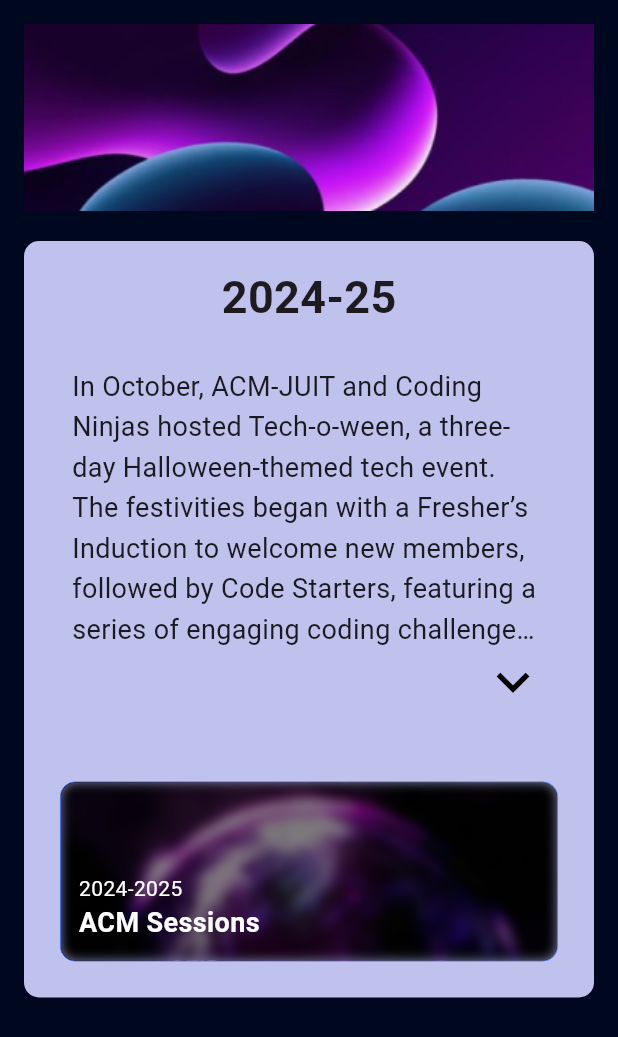
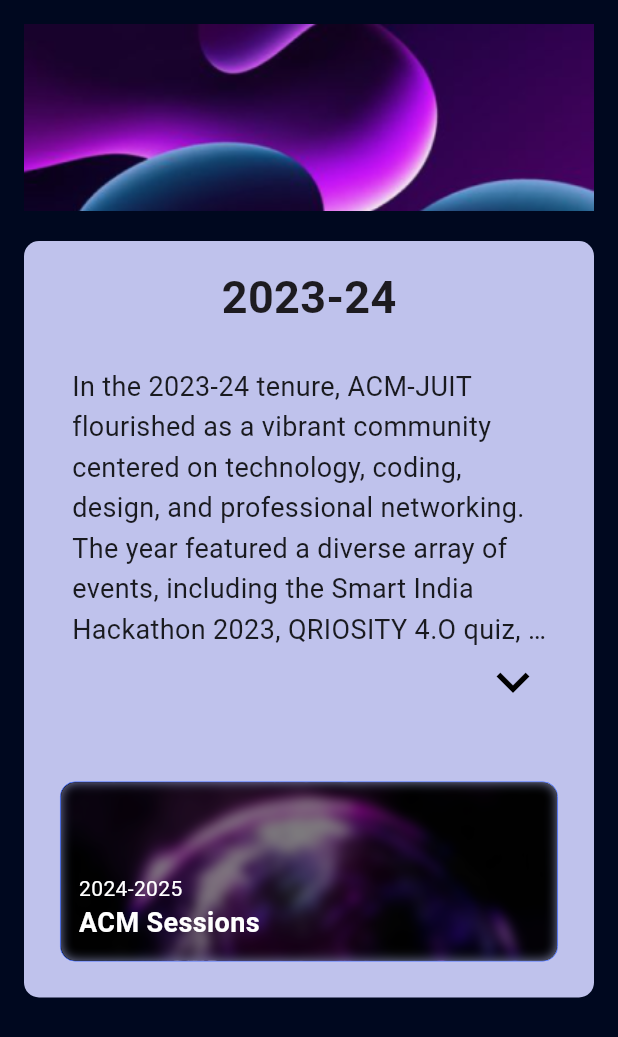
Before and after one commit to ACM-JUIT/Omnia-Frontend, a Flutter app: the ACM screen opened directly, after a tap on "Tenure", on a phone screen of 412 x 824 dp. Shown: the top 1037 px of the screen. Run offline on Flutter 3.47's test engine with Material 3 defaults, Android fonts, the phone set to English and light mode, and no system bars; our stand-ins replace cloud_firestore, dots_indicator, elegant_notification, firebase_auth, firebase_core, firebase_storage and 2 more; accounts and stored records are empty.

Commit message:
desc updated

```diff
--- a/lib/cardvalues.dart
+++ b/lib/cardvalues.dart
@@ -29,8 +29,8 @@ List<String> homeImagesList = [
 ];
 
 List<String> eventsDescription = [
-  "Hache, organized by JUIT, is the ultimate cybersecurity showdown where digital defenders come together to test their mettle, showcasing their skills and knowledge. It's a vibrant platform where students and professionals dive into the challenges of the digital age, participating in competitions, workshops, and expert talks. Hache is the hub for cybersecurity enthusiasts to learn, collaborate, and",
-  "Qriosity is a CTF (Capture the Flag) event where participants will be given a set of challenges to solve. The challenges will be based on various domains of Cyber Security like Web Exploitation, Cryptography, Forensics, etc. The participants will be given a flag for each challenge they solve. The participant with the maximum number of flags will be declared as the winner.",
+  "The Smart India Hackathon (SIH) Internal Round, organized by ACM-JUIT, took place on September 23-24, 2023. Teams of students collaborated to solve real-world problems through innovative tech solutions. Participants received guidance from mentors and engaged in intense coding sessions. On the final day, teams presented their projects to a panel of judges, showcasing their problem-solving skills and creativity. The top teams were recognized and awarded for their exceptional contributions. This event provided valuable experience and fostered a spirit of innovation and collaboration among students.",
+  "QRIOSITY 4.0, hosted by ACM-JUIT on 17th February 2024, was a stimulating quiz event featuring questions on tech, non-tech, and startup topics. Participants competed individually, showcasing their knowledge and quick thinking. The event concluded with the top performers receiving recognition and awards.",
   "Inside-Out is a UI/UX event where participants will be given a set of challenges to solve. The challenges will be based on various domains of UI/UX like Web Designing, App Designing, etc. The participants will be given a flag for each challenge they solve. The participant with the maximum number of flags will be declared as the winner.",
   "In October, ACM-JUIT and Coding Ninjas hosted Tech-o-ween, a three-day Halloween-themed tech event. The festivities began with a Fresher’s Induction to welcome new members, followed by Code Starters, featuring a series of engaging coding challenges. The event concluded with the Domain of Secrets, an outdoor adventure set in Mughal Gardens that combined problem-solving with a thrilling atmosphere. Participants competed for rewards worth over 3k+, making Tech-o-ween a memorable blend of technology and Halloween fun.",
 ];
@@ -85,7 +85,7 @@ const acmLogo = "assets/acmlogo.png";
 
 const acmDescription = "What is ACM? Acm student chapter waknaghat comprises of several teams which help the student grow and learn of their interests and where they can excel.";
 List<String> acmHeadings = [
-  "2024-25",
+  "2023-24",
 ];
 
 List<String> acmSubheadings = [
@@ -98,7 +98,7 @@ List<String> tenureImages = [
 ];
 
 List<String> tenureDescription = [
-  "In October, ACM-JUIT and Coding Ninjas hosted Tech-o-ween, a three-day Halloween-themed tech event. The festivities began with a Fresher’s Induction to welcome new members, followed by Code Starters, featuring a series of engaging coding challenges. The event concluded with the Domain of Secrets, an outdoor adventure set in Mughal Gardens that combined problem-solving with a thrilling atmosphere. Participants competed for rewards worth over 3k+, making Tech-o-ween a memorable blend of technology and Halloween fun." ,
+  "In the 2023-24 tenure, ACM-JUIT flourished as a vibrant community centered on technology, coding, design, and professional networking. The year featured a diverse array of events, including the Smart India Hackathon 2023, QRIOSITY 4.O quiz, and workshops on fintech, web development, and AI/ML. The community focused on enhancing both technical and non-technical skills through well-organized sessions and interactive events. With strong emphasis on member engagement and networking, ACM-JUIT successfully provided valuable learning experiences and industry connections, contributing to the growth and enrichment of its members." ,
 ];
 
 
@@ -148,8 +148,8 @@ List<String> sessionDescription = [
   "On 4th April at 10:00 AM, we hosted BlockBlaze, a captivating session on blockchain and web3, featuring Samarth Saxena from Shardeum. Participants immersed themselves in the world of blockchain technology, gaining insights into its applications and future potentials.Samarth Saxena provided valuable expertise, discussing key concepts such as decentralized networks, smart contracts, and the impact of blockchain on various industries. Attendees had the opportunity to ask questions and engage in thought-provoking discussions, enhancing their understanding of this transformative technology.",
   "ACM-JUIT organized an engaging two-day session on 25th and 26th April, combining competition and learning opportunities for participants.On the first day, industry experts Ms. Vania Islam and Mr. Ashish Rajput from Tartan conducted an insightful workshop. They shared valuable knowledge on emerging technologies and practical applications, enriching participants' understanding and preparing them for future challenges in the tech industry.The second day featured a spirited competition where students tackled assigned projects to showcase their technical skills. These projects were judged by UI/UX experts who provided valuable feedback on the participants' work. Prizes worth up to 2K added excitement to the event, motivating participants to excel.",
   "ACM-JUIT hosted a transformative 3-day session from 30th April to 2nd May, focusing on AI/ML and Data Science in CR6. Each night, starting at 9:30 PM, attendees immersed themselves in workshops and discussions led by industry experts. The sessions covered essential topics in artificial intelligence, machine learning, and data science, from foundational concepts to advanced applications.Participants engaged in hands-on exercises, applying theoretical knowledge to real-world scenarios. Expert speakers shared insights into the latest trends, practical challenges, and future directions of AI/ML, sparking stimulating discussions among attendees. The late-night sessions in CR6 provided a conducive environment for deep learning and collaborative exploration of cutting-edge technologies.",
-  "AI & ML is a Hackathon event where participants will be given a set of challenges to solve. The challenges will be based on various domains of Cyber Security like Web Exploitation, Cryptography, Forensics, etc. The participants will be given a flag for each challenge they solve. The participant with the maximum number of flags will be declared as the winner.",
-];
+  "ACM-JUIT's app development sessions, held from 16th to 18th May 2024, provided an immersive experience in mobile app creation. Participants engaged in practical training covering key aspects of app design and development. The sessions included coding exercises, design principles, and best practices, aimed at equipping attendees with the skills needed to develop functional and user-friendly mobile applications.",
+  ];
 
 final List<List<String>> gallery = [
     [
```
